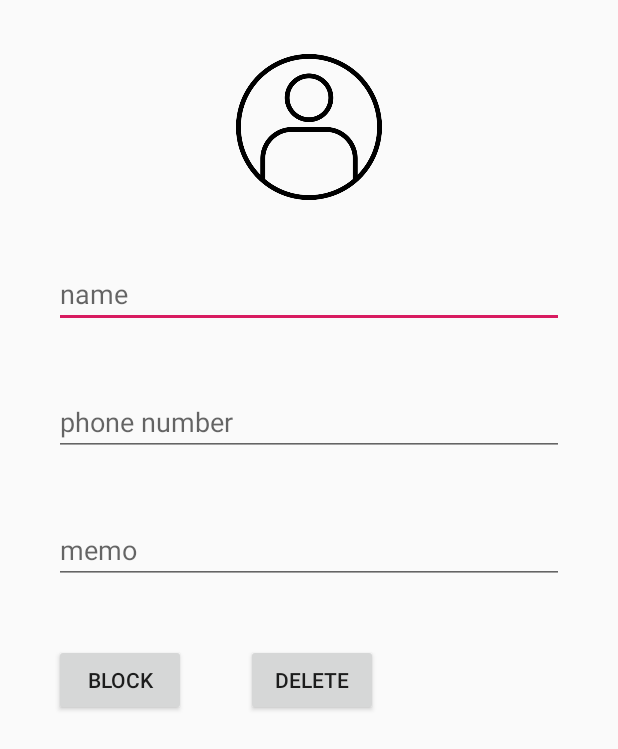
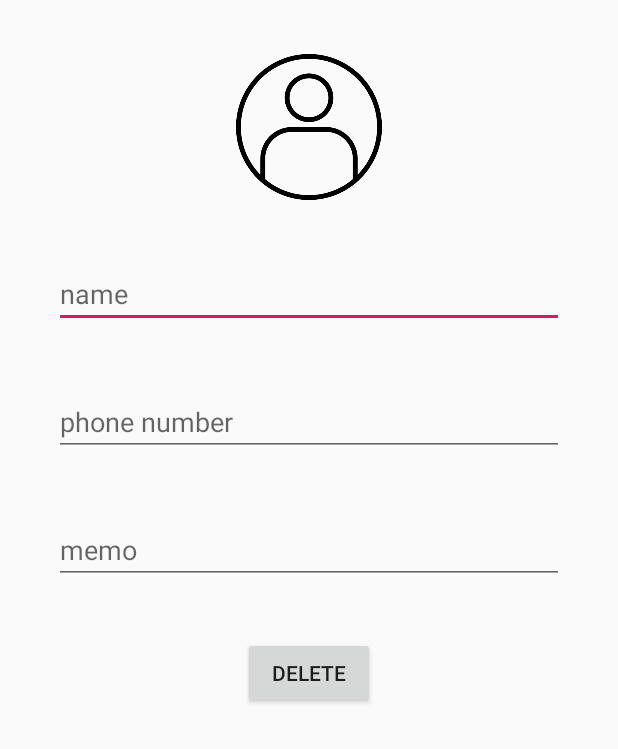
Before and after one commit to HyoilKim/HashTagMaker, an Android app: the layout edit_item.xml on its own in the app's theme, with its tools: preview values and no code run, on a phone screen of 412 x 824 dp. Shown: the top 749 px of the screen. Run offline under Robolectric (Android 15) with nearby library versions, the phone set to English and light mode, and no system bars.

Commit message:
solve error

```diff
--- a/gallerymaker/app/src/main/java/com/example/gallerymaker/ui/home/HomeFragment.java
+++ b/gallerymaker/app/src/main/java/com/example/gallerymaker/ui/home/HomeFragment.java
@@ -105,6 +105,7 @@ public class HomeFragment extends ListFragment {
 
         String name = item.getName() ;
         String phone_number = item.getPhoneNumber() ;
+        String memo = item.getMemo();
         int img = item.getImg();
         // image transfer setting
         ByteArrayOutputStream stream = new ByteArrayOutputStream();
@@ -113,6 +114,7 @@ public class HomeFragment extends ListFragment {
         intent.putExtra("name", name);
         intent.putExtra("phone_number", phone_number);
         intent.putExtra("img", img);
+        intent.putExtra("memo", memo);
         startActivityForResult(intent, 1);
 
     }
--- a/gallerymaker/app/src/main/res/layout/edit_item.xml
+++ b/gallerymaker/app/src/main/res/layout/edit_item.xml
@@ -48,20 +48,13 @@
         android:layout_margin="20dp"/>
 
     <Button
-        android:id="@+id/edit_blocking"
-        android:layout_width="wrap_content"
-        android:layout_height="wrap_content"
-        android:layout_below="@+id/edit_memo"
-        android:text="Block"
-        android:layout_margin="20dp"/>
-
-    <Button
         android:id="@+id/edit_delete"
         android:layout_width="wrap_content"
         android:layout_height="wrap_content"
         android:layout_below="@+id/edit_memo"
-        android:layout_toRightOf="@+id/edit_blocking"
+        android:layout_centerHorizontal="true"
+        android:gravity="center"
         android:text="Delete"
-        android:layout_margin="20dp"/>
+        android:layout_margin="15dp"/>
 
 </RelativeLayout>
```
Also changed, not shown: gallerymaker/app/src/main/java/com/example/gallerymaker/EditItemActivity.java (+64 -14 lines), gallerymaker/app/src/main/java/com/example/gallerymaker/itemDetail.java (+18 -12 lines).
